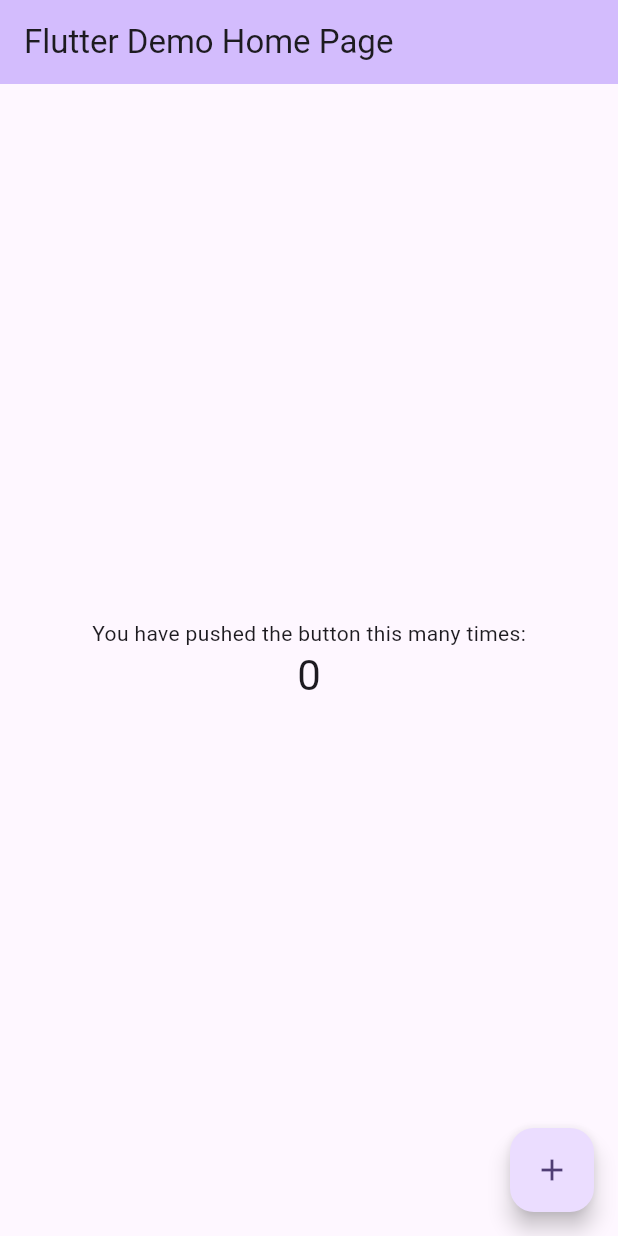
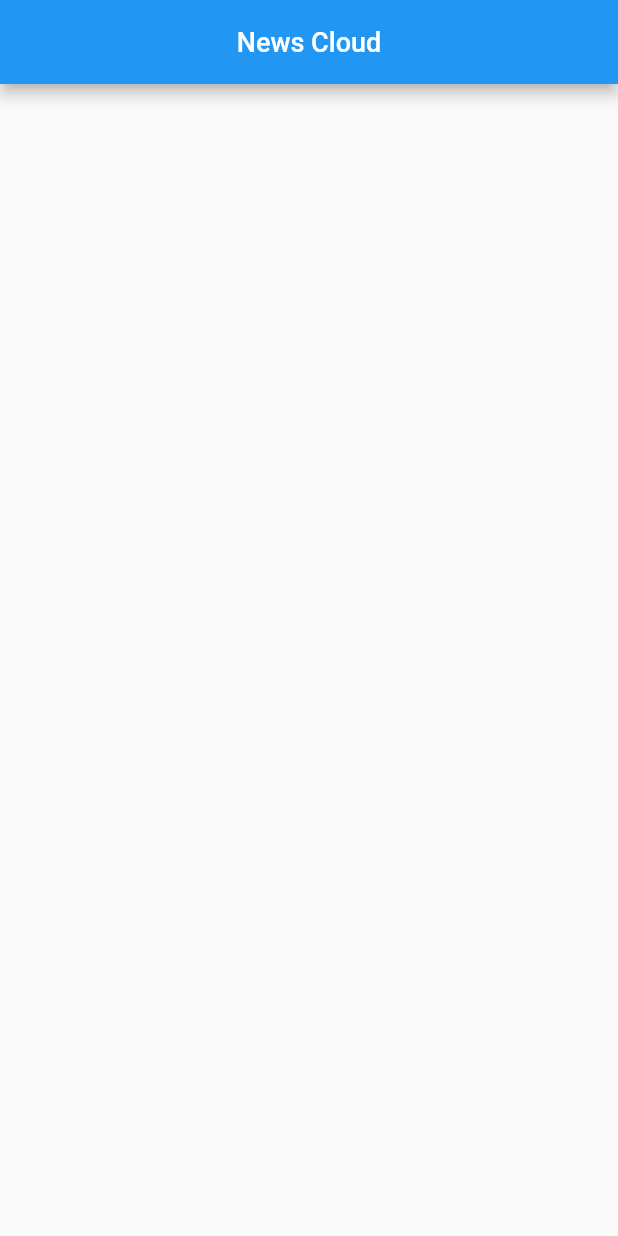
Before and after one commit to hishamkhirllah/news_app, a Flutter app: the screen it shows after launch, on a phone screen of 412 x 824 dp. Run offline on Flutter 3.47's test engine with Material 2 defaults, Android fonts, the phone set to English and light mode, and no system bars.

Commit message:
create home view

```diff
--- a/lib/main.dart
+++ b/lib/main.dart
@@ -1,4 +1,5 @@
 import 'package:flutter/material.dart';
+import 'package:news_app/views/home_view.dart';
 
 void main() {
   runApp(const MyApp());
@@ -10,116 +11,9 @@ class MyApp extends StatelessWidget {
   // This widget is the root of your application.
   @override
   Widget build(BuildContext context) {
-    return MaterialApp(
-      title: 'Flutter Demo',
-      theme: ThemeData(
-        // This is the theme of your application.
-        //
-        // TRY THIS: Try running your application with "flutter run". You'll see
-        // the application has a blue toolbar. Then, without quitting the app,
-        // try changing the seedColor in the colorScheme below to Colors.green
-        // and then invoke "hot reload" (save your changes or press the "hot
-        // reload" button in a Flutter-supported IDE, or press "r" if you used
-        // the command line to start the app).
-        //
-        // Notice that the counter didn't reset back to zero; the application
-        // state is not lost during the reload. To reset the state, use hot
-        // restart instead.
-        //
-        // This works for code too, not just values: Most code changes can be
-        // tested with just a hot reload.
-        colorScheme: ColorScheme.fromSeed(seedColor: Colors.deepPurple),
-        useMaterial3: true,
-      ),
-      home: const MyHomePage(title: 'Flutter Demo Home Page'),
+    return const MaterialApp(
+      debugShowCheckedModeBanner: false,
+      home: HomeView(),
     );
   }
 }
-
-class MyHomePage extends StatefulWidget {
-  const MyHomePage({super.key, required this.title});
-
-  // This widget is the home page of your application. It is stateful, meaning
-  // that it has a State object (defined below) that contains fields that affect
-  // how it looks.
-
-  // This class is the configuration for the state. It holds the values (in this
-  // case the title) provided by the parent (in this case the App widget) and
-  // used by the build method of the State. Fields in a Widget subclass are
-  // always marked "final".
-
-  final String title;
-
-  @override
-  State<MyHomePage> createState() => _MyHomePageState();
-}
-
-class _MyHomePageState extends State<MyHomePage> {
-  int _counter = 0;
-
-  void _incrementCounter() {
-    setState(() {
-      // This call to setState tells the Flutter framework that something has
-      // changed in this State, which causes it to rerun the build method below
-      // so that the display can reflect the updated values. If we changed
-      // _counter without calling setState(), then the build method would not be
-      // called again, and so nothing would appear to happen.
-      _counter++;
-    });
-  }
-
-  @override
-  Widget build(BuildContext context) {
-    // This method is rerun every time setState is called, for instance as done
-    // by the _incrementCounter method above.
-    //
-    // The Flutter framework has been optimized to make rerunning build methods
-    // fast, so that you can just rebuild anything that needs updating rather
-    // than having to individually change instances of widgets.
-    return Scaffold(
-      appBar: AppBar(
-        // TRY THIS: Try changing the color here to a specific color (to
-        // Colors.amber, perhaps?) and trigger a hot reload to see the AppBar
-        // change color while the other colors stay the same.
-        backgroundColor: Theme.of(context).colorScheme.inversePrimary,
-        // Here we take the value from the MyHomePage object that was created by
-        // the App.build method, and use it to set our appbar title.
-        title: Text(widget.title),
-      ),
-      body: Center(
-        // Center is a layout widget. It takes a single child and positions it
-        // in the middle of the parent.
-        child: Column(
-          // Column is also a layout widget. It takes a list of children and
-          // arranges them vertically. By default, it sizes itself to fit its
-          // children horizontally, and tries to be as tall as its parent.
-          //
-          // Column has various properties to control how it sizes itself and
-          // how it positions its children. Here we use mainAxisAlignment to
-          // center the children vertically; the main axis here is the vertical
-          // axis because Columns are vertical (the cross axis would be
-          // horizontal).
-          //
-          // TRY THIS: Invoke "debug painting" (choose the "Toggle Debug Paint"
-          // action in the IDE, or press "p" in the console), to see the
-          // wireframe for each widget.
-          mainAxisAlignment: MainAxisAlignment.center,
-          children: <Widget>[
-            const Text(
-              'You have pushed the button this many times:',
-            ),
-            Text(
-              '$_counter',
-              style: Theme.of(context).textTheme.headlineMedium,
-            ),
-          ],
-        ),
-      ),
-      floatingActionButton: FloatingActionButton(
-        onPressed: _incrementCounter,
-        tooltip: 'Increment',
-        child: const Icon(Icons.add),
-      ), // This trailing comma makes auto-formatting nicer for build methods.
-    );
-  }
-}
--- /dev/null
+++ b/lib/views/home_view.dart
@@ -0,0 +1,19 @@
+import 'package:flutter/material.dart';
+
+class HomeView extends StatelessWidget {
+  const HomeView({super.key});
+
+  // This widget is the root of your application.
+  @override
+  Widget build(BuildContext context) {
+    return Scaffold(
+      appBar: AppBar(
+        title: const Text(
+          'News Cloud',
+          style: TextStyle(fontSize: 18),
+        ),
+        centerTitle: true,
+      ),
+    );
+  }
+}
```
